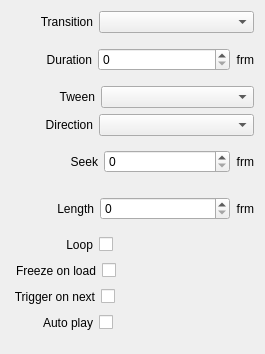
Qt form src/Widgets/Inspector/InspectorMovieWidget.ui (CasparCG/client) before a commit.
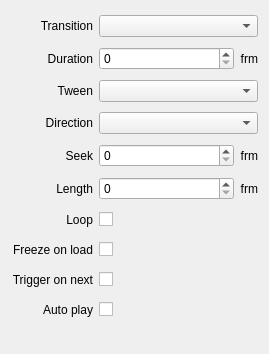
The same form after that commit.

Commit message: InspectorMovieWidget: simplify layout

The edit to the form file:
```diff
--- a/src/Widgets/Inspector/InspectorMovieWidget.ui
+++ b/src/Widgets/Inspector/InspectorMovieWidget.ui
@@ -6,7 +6,7 @@
    <rect>
     <x>0</x>
     <y>0</y>
-    <width>265</width>
+    <width>269</width>
     <height>354</height>
    </rect>
   </property>
@@ -16,26 +16,48 @@
     <verstretch>0</verstretch>
    </sizepolicy>
   </property>
-  <layout class="QVBoxLayout" name="verticalLayout">
+  <layout class="QGridLayout" name="gridLayout">
+   <item row="1" column="1">
+    <widget class="QSpinBox" name="spinBoxTransitionDuration">
+     <property name="sizePolicy">
+      <sizepolicy hsizetype="Expanding" vsizetype="Fixed">
+       <horstretch>0</horstretch>
+       <verstretch>0</verstretch>
+      </sizepolicy>
+     </property>
+     <property name="maximum">
+      <number>999</number>
+     </property>
+    </widget>
+   </item>
+   <item row="9" column="1" colspan="2">
+    <layout class="QHBoxLayout" name="horizontalLayoutTriggerOnNext">
    <item>
-    <layout class="QHBoxLayout" name="horizontalLayoutTransition">
+      <widget class="QCheckBox" name="checkBoxTriggerOnNext">
+       <property name="layoutDirection">
+        <enum>Qt::RightToLeft</enum>
+       </property>
+       <property name="text">
+        <string/>
+       </property>
+      </widget>
+     </item>
      <item>
-      <spacer name="horizontalSpacerTransition">
+      <spacer name="horizontalSpacerTriggerOnNext2">
        <property name="orientation">
         <enum>Qt::Horizontal</enum>
        </property>
-       <property name="sizeType">
-        <enum>QSizePolicy::Fixed</enum>
-       </property>
        <property name="sizeHint" stdset="0">
         <size>
-         <width>29</width>
+         <width>40</width>
          <height>20</height>
         </size>
        </property>
       </spacer>
      </item>
-     <item>
+    </layout>
+   </item>
+   <item row="0" column="0">
       <widget class="QLabel" name="labelTransition">
        <property name="text">
         <string>Transition</string>
@@ -45,7 +67,7 @@
        </property>
       </widget>
      </item>
-     <item>
+   <item row="0" column="1" colspan="2">
       <widget class="QComboBox" name="comboBoxTransition">
        <property name="sizePolicy">
         <sizepolicy hsizetype="Expanding" vsizetype="Fixed">
@@ -55,51 +77,18 @@
        </property>
       </widget>
      </item>
-    </layout>
-   </item>
-   <item>
-    <layout class="QHBoxLayout" name="horizontalLayoutTransitionDuration">
-     <item>
-      <spacer name="horizontalSpacerTransitionDuration">
-       <property name="orientation">
-        <enum>Qt::Horizontal</enum>
-       </property>
-       <property name="sizeType">
-        <enum>QSizePolicy::Fixed</enum>
-       </property>
-       <property name="sizeHint" stdset="0">
-        <size>
-         <width>35</width>
-         <height>20</height>
-        </size>
-       </property>
-      </spacer>
-     </item>
-     <item>
-      <widget class="QLabel" name="labelTransitionDuration">
+   <item row="4" column="2">
+    <widget class="QLabel" name="labelFrm2">
        <property name="text">
-        <string>Duration</string>
+      <string>frm</string>
        </property>
        <property name="alignment">
         <set>Qt::AlignRight|Qt::AlignTrailing|Qt::AlignVCenter</set>
        </property>
       </widget>
      </item>
-     <item>
-      <widget class="QSpinBox" name="spinBoxTransitionDuration">
-       <property name="sizePolicy">
-        <sizepolicy hsizetype="Expanding" vsizetype="Fixed">
-         <horstretch>0</horstretch>
-         <verstretch>0</verstretch>
-        </sizepolicy>
-       </property>
-       <property name="maximum">
-        <number>999</number>
-       </property>
-      </widget>
-     </item>
-     <item>
-      <widget class="QLabel" name="labelFrm1">
+   <item row="6" column="2">
+    <widget class="QLabel" name="labelFrm3">
        <property name="text">
         <string>frm</string>
        </property>
@@ -108,107 +97,34 @@
        </property>
       </widget>
      </item>
-    </layout>
-   </item>
+   <item row="7" column="1" colspan="2">
+    <layout class="QHBoxLayout" name="horizontalLayoutLoop">
    <item>
-    <layout class="QHBoxLayout" name="horizontalLayoutTween">
-     <item>
-      <spacer name="horizontalSpacerTween">
-       <property name="orientation">
-        <enum>Qt::Horizontal</enum>
+      <widget class="QCheckBox" name="checkBoxLoop">
+       <property name="layoutDirection">
+        <enum>Qt::RightToLeft</enum>
        </property>
-       <property name="sizeType">
-        <enum>QSizePolicy::Fixed</enum>
-       </property>
-       <property name="sizeHint" stdset="0">
-        <size>
-         <width>48</width>
-         <height>20</height>
-        </size>
-       </property>
-      </spacer>
-     </item>
-     <item>
-      <widget class="QLabel" name="labelTween">
        <property name="text">
-        <string>Tween</string>
+        <string/>
        </property>
-       <property name="alignment">
-        <set>Qt::AlignRight|Qt::AlignTrailing|Qt::AlignVCenter</set>
-       </property>
       </widget>
      </item>
      <item>
-      <widget class="QComboBox" name="comboBoxTween">
-       <property name="sizePolicy">
-        <sizepolicy hsizetype="Expanding" vsizetype="Fixed">
-         <horstretch>0</horstretch>
-         <verstretch>0</verstretch>
-        </sizepolicy>
-       </property>
-      </widget>
-     </item>
-    </layout>
-   </item>
-   <item>
-    <layout class="QHBoxLayout" name="horizontalLayoutDirection">
-     <item>
-      <spacer name="horizontalSpacerDirection">
+      <spacer name="horizontalSpacerLoop2">
        <property name="orientation">
         <enum>Qt::Horizontal</enum>
        </property>
-       <property name="sizeType">
-        <enum>QSizePolicy::Fixed</enum>
-       </property>
        <property name="sizeHint" stdset="0">
         <size>
-         <width>34</width>
+         <width>40</width>
          <height>20</height>
         </size>
        </property>
       </spacer>
      </item>
-     <item>
-      <widget class="QLabel" name="labelDirection">
-       <property name="text">
-        <string>Direction</string>
-       </property>
-       <property name="alignment">
-        <set>Qt::AlignRight|Qt::AlignTrailing|Qt::AlignVCenter</set>
-       </property>
-      </widget>
-     </item>
-     <item>
-      <widget class="QComboBox" name="comboBoxDirection">
-       <property name="sizePolicy">
-        <sizepolicy hsizetype="Expanding" vsizetype="Fixed">
-         <horstretch>0</horstretch>
-         <verstretch>0</verstretch>
-        </sizepolicy>
-       </property>
-      </widget>
-     </item>
     </layout>
    </item>
-   <item>
-    <layout class="QHBoxLayout" name="horizontalLayoutSeekLength">
-     <item>
-      <spacer name="horizontalSpacerSeekLength">
-       <property name="orientation">
-        <enum>Qt::Horizontal</enum>
-       </property>
-       <property name="sizeType">
-        <enum>QSizePolicy::Fixed</enum>
-       </property>
-       <property name="sizeHint" stdset="0">
-        <size>
-         <width>58</width>
-         <height>20</height>
-        </size>
-       </property>
-      </spacer>
-     </item>
-     <item>
+   <item row="4" column="0">
       <widget class="QLabel" name="labelSeek">
        <property name="toolTip">
         <string>Start playback at this frame</string>
@@ -221,7 +137,37 @@
        </property>
       </widget>
      </item>
-     <item>
+   <item row="1" column="2">
+    <widget class="QLabel" name="labelFrm1">
+     <property name="text">
+      <string>frm</string>
+     </property>
+     <property name="alignment">
+      <set>Qt::AlignRight|Qt::AlignTrailing|Qt::AlignVCenter</set>
+     </property>
+    </widget>
+   </item>
+   <item row="2" column="1" colspan="2">
+    <widget class="QComboBox" name="comboBoxTween">
+     <property name="sizePolicy">
+      <sizepolicy hsizetype="Expanding" vsizetype="Fixed">
+       <horstretch>0</horstretch>
+       <verstretch>0</verstretch>
+      </sizepolicy>
+     </property>
+    </widget>
+   </item>
+   <item row="9" column="0">
+    <widget class="QLabel" name="labelTriggerOnNext">
+     <property name="text">
+      <string>Trigger on next</string>
+     </property>
+     <property name="alignment">
+      <set>Qt::AlignRight|Qt::AlignTrailing|Qt::AlignVCenter</set>
+     </property>
+    </widget>
+   </item>
+   <item row="4" column="1">
       <widget class="QSpinBox" name="spinBoxSeek">
        <property name="sizePolicy">
         <sizepolicy hsizetype="Expanding" vsizetype="Fixed">
@@ -234,37 +180,56 @@
        </property>
       </widget>
      </item>
-     <item>
-      <widget class="QLabel" name="labelFrm2">
-       <property name="text">
-        <string>frm</string>
-       </property>
-       <property name="alignment">
-        <set>Qt::AlignRight|Qt::AlignTrailing|Qt::AlignVCenter</set>
-       </property>
-      </widget>
-     </item>
-    </layout>
-   </item>
-   <item>
-    <layout class="QHBoxLayout" name="horizontalLayoutLength">
-     <item>
-      <spacer name="horizontalSpacerLength">
+   <item row="17" column="0">
+    <spacer name="verticalSpacerMedia">
        <property name="orientation">
-        <enum>Qt::Horizontal</enum>
+      <enum>Qt::Vertical</enum>
        </property>
        <property name="sizeType">
         <enum>QSizePolicy::Fixed</enum>
        </property>
        <property name="sizeHint" stdset="0">
         <size>
-         <width>46</width>
-         <height>20</height>
+       <width>20</width>
+       <height>10</height>
         </size>
        </property>
       </spacer>
      </item>
-     <item>
+   <item row="6" column="1">
+    <widget class="QSpinBox" name="spinBoxLength">
+     <property name="sizePolicy">
+      <sizepolicy hsizetype="Expanding" vsizetype="Fixed">
+       <horstretch>0</horstretch>
+       <verstretch>0</verstretch>
+      </sizepolicy>
+     </property>
+     <property name="maximum">
+      <number>999999999</number>
+     </property>
+    </widget>
+   </item>
+   <item row="8" column="0">
+    <widget class="QLabel" name="labelPauseOnLoad">
+     <property name="text">
+      <string>Freeze on load</string>
+     </property>
+     <property name="alignment">
+      <set>Qt::AlignRight|Qt::AlignTrailing|Qt::AlignVCenter</set>
+     </property>
+    </widget>
+   </item>
+   <item row="3" column="0">
+    <widget class="QLabel" name="labelDirection">
+     <property name="text">
+      <string>Direction</string>
+     </property>
+     <property name="alignment">
+      <set>Qt::AlignRight|Qt::AlignTrailing|Qt::AlignVCenter</set>
+     </property>
+    </widget>
+   </item>
+   <item row="6" column="0">
       <widget class="QLabel" name="labelLength">
        <property name="toolTip">
         <string>Stop playback at this frame relative to the seek frame</string>
@@ -277,112 +242,8 @@
        </property>
       </widget>
      </item>
-     <item>
-      <widget class="QSpinBox" name="spinBoxLength">
-       <property name="sizePolicy">
-        <sizepolicy hsizetype="Expanding" vsizetype="Fixed">
-         <horstretch>0</horstretch>
-         <verstretch>0</verstretch>
-        </sizepolicy>
-       </property>
-       <property name="maximum">
-        <number>999999999</number>
-       </property>
-      </widget>
-     </item>
-     <item>
-      <widget class="QLabel" name="labelFrm3">
-       <property name="text">
-        <string>frm</string>
-       </property>
-       <property name="alignment">
-        <set>Qt::AlignRight|Qt::AlignTrailing|Qt::AlignVCenter</set>
-       </property>
-      </widget>
-     </item>
-    </layout>
-   </item>
-   <item>
-    <layout class="QHBoxLayout" name="horizontalLayoutLoop">
-     <item>
-      <spacer name="horizontalSpacerLoop1">
-       <property name="orientation">
-        <enum>Qt::Horizontal</enum>
-       </property>
-       <property name="sizeType">
-        <enum>QSizePolicy::Fixed</enum>
-       </property>
-       <property name="sizeHint" stdset="0">
-        <size>
-         <width>55</width>
-         <height>20</height>
-        </size>
-       </property>
-      </spacer>
-     </item>
-     <item>
-      <widget class="QLabel" name="labelLoop">
-       <property name="text">
-        <string>Loop</string>
-       </property>
-       <property name="alignment">
-        <set>Qt::AlignRight|Qt::AlignTrailing|Qt::AlignVCenter</set>
-       </property>
-      </widget>
-     </item>
-     <item>
-      <widget class="QCheckBox" name="checkBoxLoop">
-       <property name="layoutDirection">
-        <enum>Qt::RightToLeft</enum>
-       </property>
-       <property name="text">
-        <string/>
-       </property>
-      </widget>
-     </item>
-     <item>
-      <spacer name="horizontalSpacerLoop2">
-       <property name="orientation">
-        <enum>Qt::Horizontal</enum>
-       </property>
-       <property name="sizeHint" stdset="0">
-        <size>
-         <width>40</width>
-         <height>20</height>
-        </size>
-       </property>
-      </spacer>
-     </item>
-    </layout>
-   </item>
-   <item>
+   <item row="8" column="1" colspan="2">
     <layout class="QHBoxLayout" name="horizontalLayoutFreezeOnLoad">
-     <item>
-      <spacer name="horizontalSpacerFreezeOnLoad1">
-       <property name="orientation">
-        <enum>Qt::Horizontal</enum>
-       </property>
-       <property name="sizeType">
-        <enum>QSizePolicy::Fixed</enum>
-       </property>
-       <property name="sizeHint" stdset="0">
-        <size>
-         <width>5</width>
-         <height>20</height>
-        </size>
-       </property>
-      </spacer>
-     </item>
-     <item>
-      <widget class="QLabel" name="labelPauseOnLoad">
-       <property name="text">
-        <string>Freeze on load</string>
-       </property>
-       <property name="alignment">
-        <set>Qt::AlignRight|Qt::AlignTrailing|Qt::AlignVCenter</set>
-       </property>
-      </widget>
-     </item>
      <item>
       <widget class="QCheckBox" name="checkBoxFreezeOnLoad">
        <property name="layoutDirection">
@@ -408,78 +269,47 @@
      </item>
     </layout>
    </item>
-   <item>
-    <layout class="QHBoxLayout" name="horizontalLayoutTriggerOnNext">
-     <item>
-      <spacer name="horizontalSpacerTriggerOnNext1">
-       <property name="orientation">
-        <enum>Qt::Horizontal</enum>
-       </property>
-       <property name="sizeType">
-        <enum>QSizePolicy::Fixed</enum>
-       </property>
-       <property name="sizeHint" stdset="0">
-        <size>
-         <width>2</width>
-         <height>20</height>
-        </size>
-       </property>
-      </spacer>
-     </item>
-     <item>
-      <widget class="QLabel" name="labelTriggerOnNext">
+   <item row="1" column="0">
+    <widget class="QLabel" name="labelTransitionDuration">
+     <property name="text">
+      <string>Duration</string>
+     </property>
+     <property name="alignment">
+      <set>Qt::AlignRight|Qt::AlignTrailing|Qt::AlignVCenter</set>
+     </property>
+    </widget>
+   </item>
+   <item row="2" column="0">
+    <widget class="QLabel" name="labelTween">
        <property name="text">
-        <string>Trigger on next</string>
+      <string>Tween</string>
        </property>
        <property name="alignment">
         <set>Qt::AlignRight|Qt::AlignTrailing|Qt::AlignVCenter</set>
        </property>
       </widget>
      </item>
-     <item>
-      <widget class="QCheckBox" name="checkBoxTriggerOnNext">
-       <property name="layoutDirection">
-        <enum>Qt::RightToLeft</enum>
-       </property>
+   <item row="7" column="0">
+    <widget class="QLabel" name="labelLoop">
        <property name="text">
-        <string/>
-       </property>
-      </widget>
-     </item>
-     <item>
-      <spacer name="horizontalSpacerTriggerOnNext2">
-       <property name="orientation">
-        <enum>Qt::Horizontal</enum>
-       </property>
-       <property name="sizeHint" stdset="0">
-        <size>
-         <width>40</width>
-         <height>20</height>
-        </size>
-       </property>
-      </spacer>
-     </item>
-    </layout>
-   </item>
-   <item>
-    <layout class="QHBoxLayout" name="horizontalLayoutAutoPlay">
-     <item>
-      <spacer name="horizontalSpacerAutoPlay1">
-       <property name="orientation">
-        <enum>Qt::Horizontal</enum>
-       </property>
-       <property name="sizeType">
-        <enum>QSizePolicy::Fixed</enum>
-       </property>
-       <property name="sizeHint" stdset="0">
-        <size>
-         <width>32</width>
-         <height>20</height>
-        </size>
-       </property>
-      </spacer>
-     </item>
-     <item>
+      <string>Loop</string>
+     </property>
+     <property name="alignment">
+      <set>Qt::AlignRight|Qt::AlignTrailing|Qt::AlignVCenter</set>
+     </property>
+    </widget>
+   </item>
+   <item row="3" column="1" colspan="2">
+    <widget class="QComboBox" name="comboBoxDirection">
+     <property name="sizePolicy">
+      <sizepolicy hsizetype="Expanding" vsizetype="Fixed">
+       <horstretch>0</horstretch>
+       <verstretch>0</verstretch>
+      </sizepolicy>
+     </property>
+    </widget>
+   </item>
+   <item row="10" column="0">
       <widget class="QLabel" name="labelAutoPlay">
        <property name="text">
         <string>Auto play</string>
@@ -489,6 +319,8 @@
        </property>
       </widget>
      </item>
+   <item row="10" column="1" colspan="2">
+    <layout class="QHBoxLayout" name="horizontalLayoutAutoPlay">
      <item>
       <widget class="QCheckBox" name="checkBoxAutoPlay">
        <property name="layoutDirection">
@@ -514,22 +346,6 @@
      </item>
     </layout>
    </item>
-   <item>
-    <spacer name="verticalSpacerMedia">
-     <property name="orientation">
-      <enum>Qt::Vertical</enum>
-     </property>
-     <property name="sizeType">
-      <enum>QSizePolicy::Fixed</enum>
-     </property>
-     <property name="sizeHint" stdset="0">
-      <size>
-       <width>20</width>
-       <height>10</height>
-      </size>
-     </property>
-    </spacer>
-   </item>
   </layout>
  </widget>
  <resources/>
```
Left out of the diff: 24 changed lines with no effect on the pictures. Lines whose indentation alone changed are shown as unchanged.
